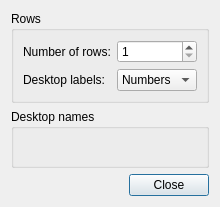
lxqt/lxqt-panel, file plugin-desktopswitch/desktopswitchconfiguration.ui: the form before one commit.
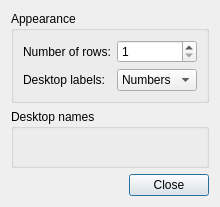
The form after the commit.

Diff of the .ui file:
```diff
--- a/plugin-desktopswitch/desktopswitchconfiguration.ui
+++ b/plugin-desktopswitch/desktopswitchconfiguration.ui
@@ -17,7 +17,7 @@
    <item>
     <widget class="QGroupBox" name="groupBox">
      <property name="title">
-      <string>Rows</string>
+      <string>Appearance</string>
      </property>
      <layout class="QGridLayout" name="gridLayout">
       <item row="0" column="2">
```
